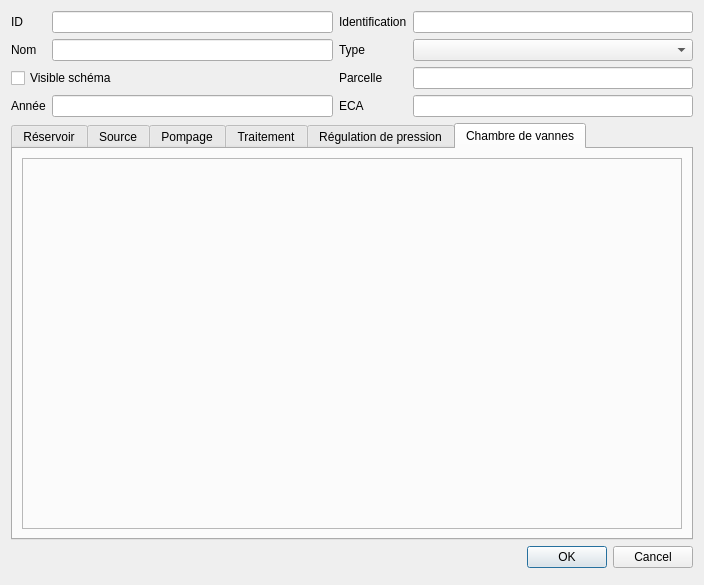
Qt form qgis-project/ui_forms/installation.ui (qwat/QWAT) before a commit.
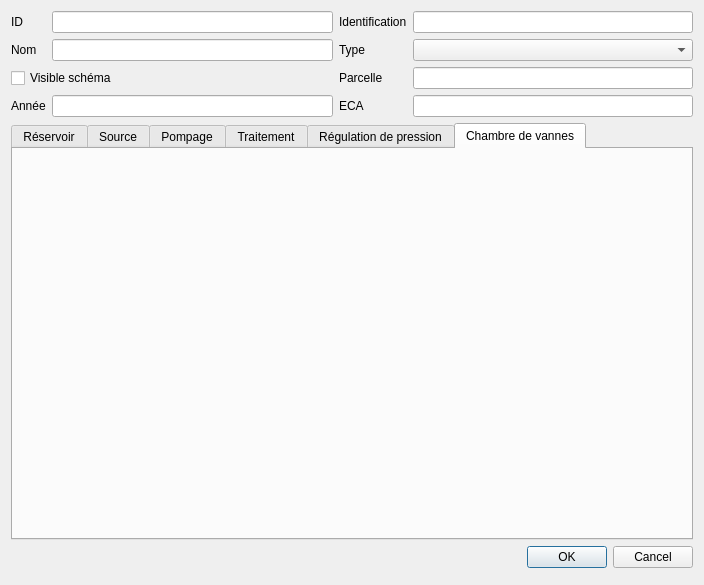
The same form after that commit. The open tabs and pages were chosen to show the change.

Commit message: project: installation form

What changed in the file:
```diff
--- a/qgis-project/ui_forms/installation.ui
+++ b/qgis-project/ui_forms/installation.ui
@@ -102,12 +102,9 @@
       </attribute>
       <layout class="QGridLayout" name="gridLayout_2">
        <item row="0" column="0">
-        <widget class="QFrame" name="widget">
-         <property name="frameShape">
-          <enum>QFrame::StyledPanel</enum>
-         </property>
-         <property name="frameShadow">
-          <enum>QFrame::Raised</enum>
+        <widget class="QWidget" name="widget_7" native="true">
+         <property name="qgisRelation" stdset="0">
+          <string>relation_ouvrage_valvechamber</string>
          </property>
         </widget>
        </item>
```
Left out of the diff: 29 changed lines with no effect on the pictures. The commit also changes 1 other file.
